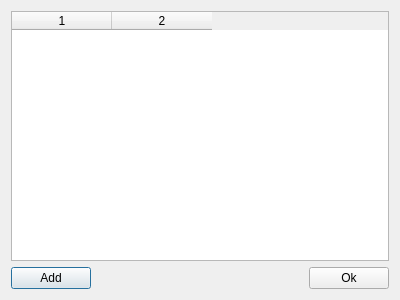
Before: the Qt Designer form SearchGUI/src/settingswindow.ui in tmpprj/tmpprj, drawn with Qt 5.
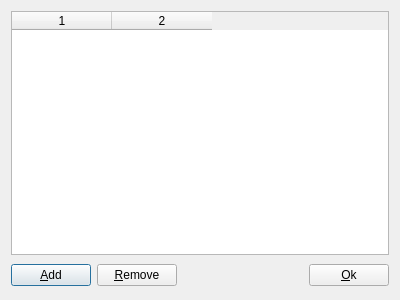
After: the same form once the commit is applied.

The edit to the form file:
```diff
--- a/SearchGUI/src/settingswindow.ui
+++ b/SearchGUI/src/settingswindow.ui
@@ -27,7 +27,14 @@
      <item>
       <widget class="QPushButton" name="addButton" >
        <property name="text" >
-        <string>Add</string>
+        <string>&amp;Add</string>
+       </property>
+      </widget>
+     </item>
+     <item>
+      <widget class="QPushButton" name="removeButton" >
+       <property name="text" >
+        <string>&amp;Remove</string>
        </property>
       </widget>
      </item>
@@ -38,8 +45,8 @@
        </property>
        <property name="sizeHint" >
         <size>
-         <width>201</width>
-         <height>20</height>
+         <width>111</width>
+         <height>28</height>
         </size>
        </property>
       </spacer>
@@ -47,7 +54,7 @@
      <item>
       <widget class="QPushButton" name="okButton" >
        <property name="text" >
-        <string>Ok</string>
+        <string>&amp;Ok</string>
        </property>
       </widget>
      </item>
```
